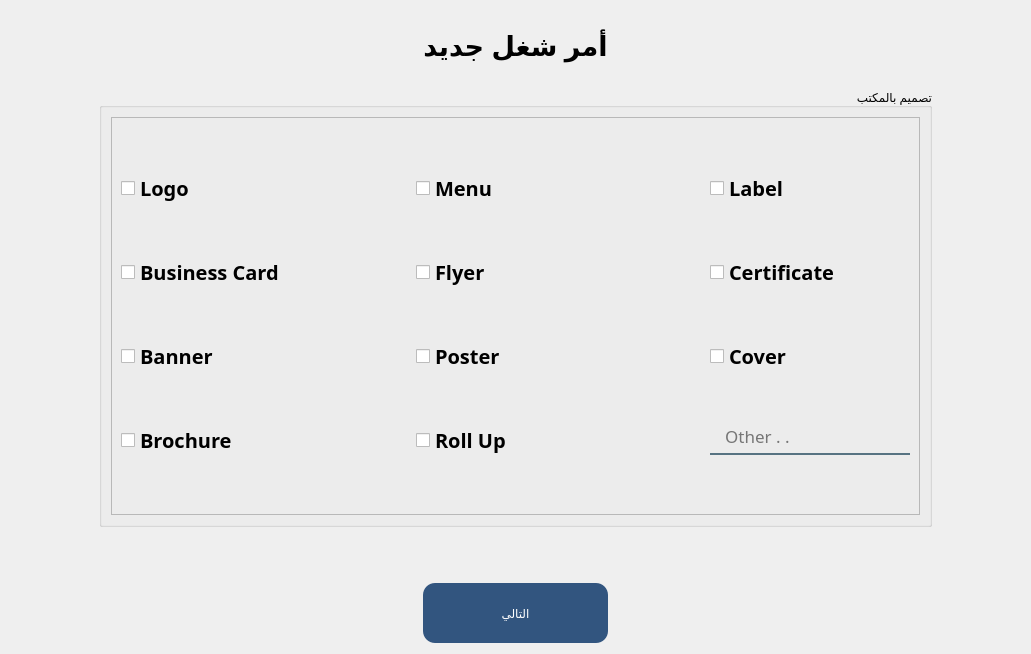
The window that forms/officeDesign_view.ui (Abdel-RahmanSaied/treeAdvertising) describes before a commit, drawn with Qt 5.
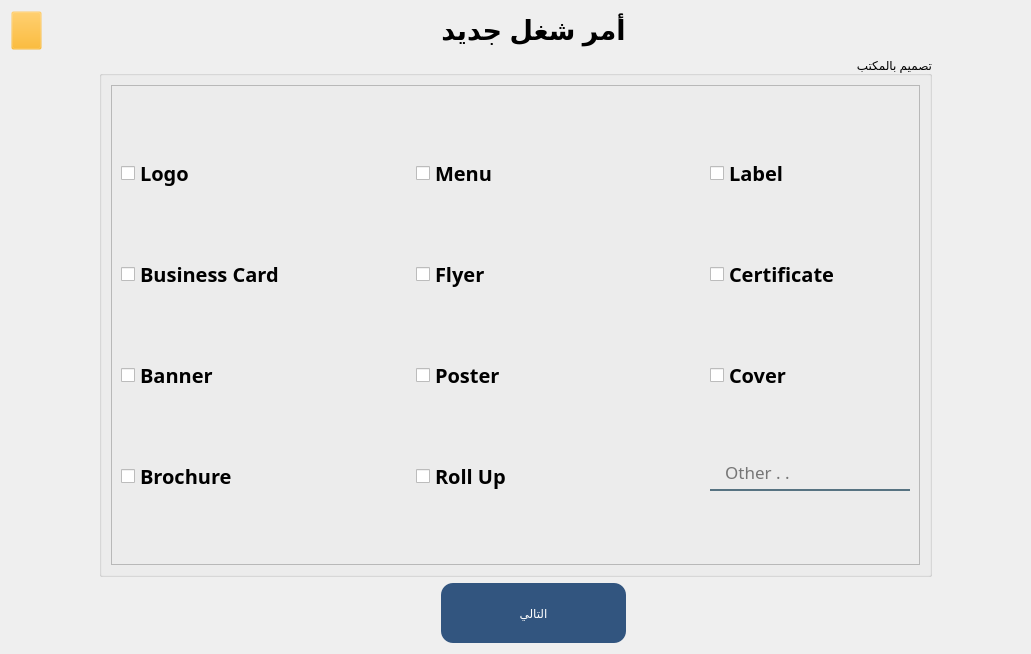
The same window after the commit. Icons and pictures are not drawn.

The edit to the form file:
```diff
--- a/forms/officeDesign_view.ui
+++ b/forms/officeDesign_view.ui
@@ -15,19 +15,51 @@
   </property>
   <layout class="QGridLayout" name="gridLayout_3">
    <item row="0" column="0">
-    <spacer name="horizontalSpacer_10">
-     <property name="orientation">
-      <enum>Qt::Horizontal</enum>
+    <widget class="QPushButton" name="bck_btn">
+     <property name="minimumSize">
+      <size>
+       <width>31</width>
+       <height>39</height>
+      </size>
      </property>
-     <property name="sizeHint" stdset="0">
+     <property name="maximumSize">
       <size>
-       <width>406</width>
-       <height>20</height>
+       <width>31</width>
+       <height>39</height>
       </size>
      </property>
-    </spacer>
+     <property name="styleSheet">
+      <string notr="true">background-color: rgb(255, 170, 0,4);</string>
+     </property>
+     <property name="text">
+      <string/>
+     </property>
+     <property name="icon">
+      <iconset resource="app_resources.qrc">
+       <normaloff>:/logo/images/icons8-back-67.png</normaloff>:/logo/images/icons8-back-67.png</iconset>
+     </property>
+     <property name="iconSize">
+      <size>
+       <width>31</width>
+       <height>39</height>
+      </size>
+     </property>
+    </widget>
    </item>
    <item row="0" column="1">
+    <spacer name="horizontalSpacer_10">
+     <property name="orientation">
+      <enum>Qt::Horizontal</enum>
+     </property>
+     <property name="sizeHint" stdset="0">
+      <size>
+       <width>406</width>
+       <height>20</height>
+      </size>
+     </property>
+    </spacer>
+   </item>
+   <item row="0" column="2">
     <widget class="QLabel" name="label">
      <property name="maximumSize">
       <size>
@@ -50,7 +82,7 @@
      </property>
     </widget>
    </item>
-   <item row="0" column="2">
+   <item row="0" column="3">
     <spacer name="horizontalSpacer_11">
      <property name="orientation">
       <enum>Qt::Horizontal</enum>
@@ -63,7 +95,7 @@
      </property>
     </spacer>
    </item>
-   <item row="1" column="0" colspan="3">
+   <item row="1" column="0" rowspan="2" colspan="4">
     <layout class="QHBoxLayout" name="horizontalLayout">
      <item>
       <spacer name="horizontalSpacer_3">
@@ -387,7 +419,7 @@
      </item>
     </layout>
    </item>
-   <item row="2" column="1">
+   <item row="2" column="2">
     <spacer name="verticalSpacer">
      <property name="orientation">
       <enum>Qt::Vertical</enum>
@@ -403,7 +435,7 @@
      </property>
     </spacer>
    </item>
-   <item row="3" column="0">
+   <item row="3" column="0" colspan="2">
     <spacer name="horizontalSpacer">
      <property name="orientation">
       <enum>Qt::Horizontal</enum>
@@ -416,7 +448,7 @@
      </property>
     </spacer>
    </item>
-   <item row="3" column="1">
+   <item row="3" column="2">
     <widget class="QPushButton" name="next_btn">
      <property name="minimumSize">
       <size>
@@ -443,7 +475,7 @@
      </property>
     </widget>
    </item>
-   <item row="3" column="2">
+   <item row="3" column="3">
     <spacer name="horizontalSpacer_2">
      <property name="orientation">
       <enum>Qt::Horizontal</enum>
```
Left out of the diff: 4 changed lines with no effect on the pictures.
